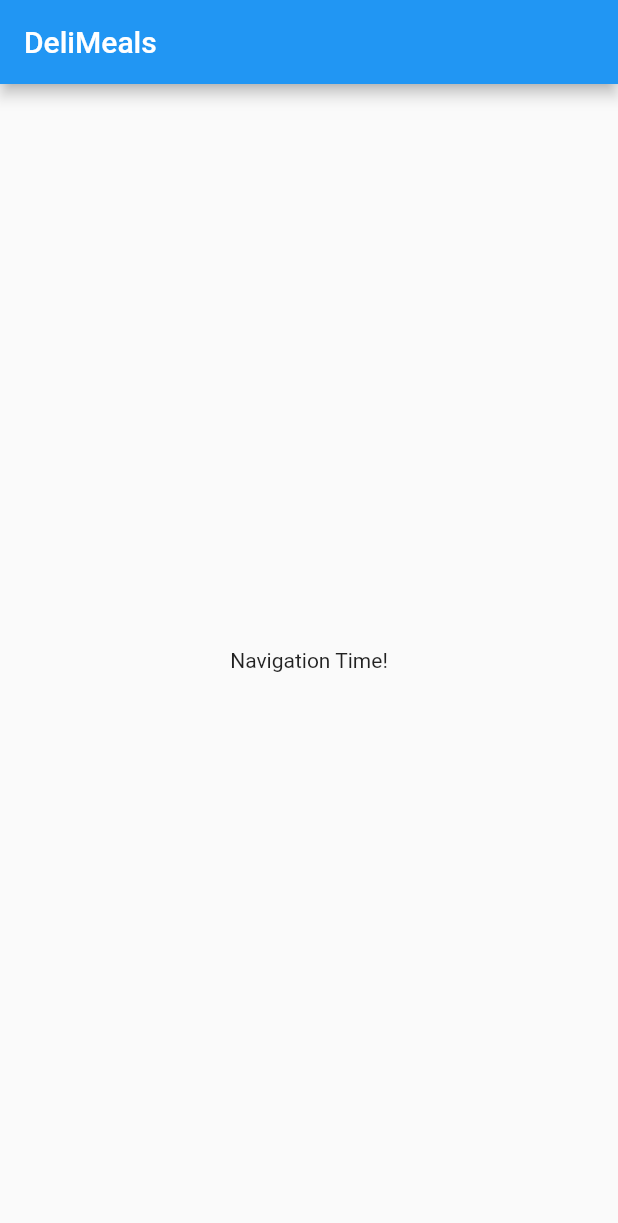
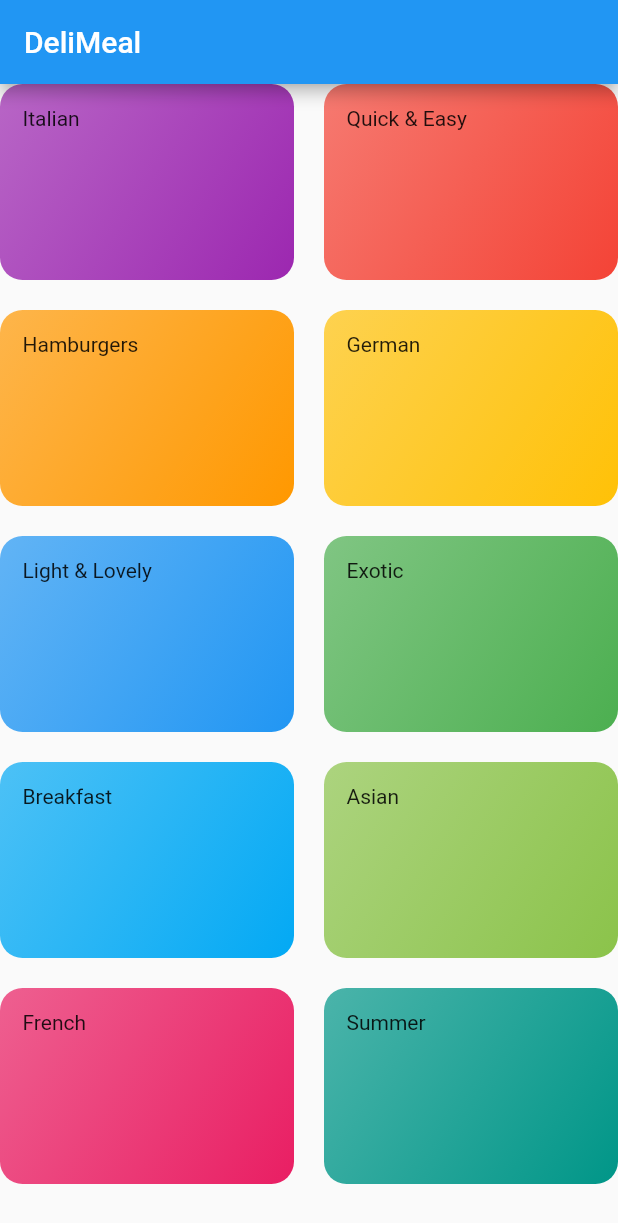
Before and after one commit to zyy55/-Flutter-Dart---The-Complete-Guide, a Flutter app: the screen it shows after launch, on a phone screen of 412 x 824 dp. Shown: the top 1223 px of the screen. Run offline on Flutter 3.47's test engine with Material 2 defaults, Android fonts, the phone set to English and light mode, and no system bars.

Commit message:
show categoriesScreen

```diff
--- /dev/null
+++ b/lib/categories_screen.dart
@@ -0,0 +1,28 @@
+import 'package:flutter/material.dart';
+import './category_item.dart';
+import './dummy_data.dart';
+
+class CategoriesScreen extends StatelessWidget {
+  @override
+  Widget build(BuildContext context) {
+    return Scaffold(
+      appBar: AppBar(
+        title: const Text('DeliMeal'),
+      ),
+      body: GridView(
+        children: DUMMY_CATEGORIES
+            .map((catData) => CategoryItem(
+                  catData.title,
+                  catData.color,
+                ))
+            .toList(),
+        gridDelegate: SliverGridDelegateWithMaxCrossAxisExtent(
+          maxCrossAxisExtent: 200,
+          childAspectRatio: 3 / 2,
+          crossAxisSpacing: 20,
+          mainAxisSpacing: 20,
+        ),
+      ),
+    );
+  }
+}
--- /dev/null
+++ b/lib/category_item.dart
@@ -0,0 +1,26 @@
+import 'package:flutter/material.dart';
+
+class CategoryItem extends StatelessWidget {
+  final String title;
+  final Color color;
+
+  CategoryItem(this.title, this.color);
+  @override
+  Widget build(BuildContext context) {
+    return Container(
+      padding: const EdgeInsets.all(15),
+      child: Text(title),
+      decoration: BoxDecoration(
+        gradient: LinearGradient(
+          colors: [
+            color.withOpacity(0.7),
+            color,
+          ],
+          begin: Alignment.topLeft,
+          end: Alignment.bottomRight,
+        ),
+        borderRadius: BorderRadius.circular(15),
+      ),
+    );
+  }
+}
--- /dev/null
+++ b/lib/dummy_data.dart
@@ -0,0 +1,56 @@
+import 'package:flutter/material.dart';
+
+import './models/category.dart';
+
+const DUMMY_CATEGORIES = const [
+  Category(
+    id: 'c1',
+    title: 'Italian',
+    color: Colors.purple,
+  ),
+  Category(
+    id: 'c2',
+    title: 'Quick & Easy',
+    color: Colors.red,
+  ),
+  Category(
+    id: 'c3',
+    title: 'Hamburgers',
+    color: Colors.orange,
+  ),
+  Category(
+    id: 'c4',
+    title: 'German',
+    color: Colors.amber,
+  ),
+  Category(
+    id: 'c5',
+    title: 'Light & Lovely',
+    color: Colors.blue,
+  ),
+  Category(
+    id: 'c6',
+    title: 'Exotic',
+    color: Colors.green,
+  ),
+  Category(
+    id: 'c7',
+    title: 'Breakfast',
+    color: Colors.lightBlue,
+  ),
+  Category(
+    id: 'c8',
+    title: 'Asian',
+    color: Colors.lightGreen,
+  ),
+  Category(
+    id: 'c9',
+    title: 'French',
+    color: Colors.pink,
+  ),
+  Category(
+    id: 'c10',
+    title: 'Summer',
+    color: Colors.teal,
+  ),
+];
--- a/lib/main.dart
+++ b/lib/main.dart
@@ -1,4 +1,5 @@
 import 'package:flutter/material.dart';
+import './categories_screen.dart';
 
 void main() => runApp(MyApp());
 
@@ -10,27 +11,7 @@
       theme: ThemeData(
         primarySwatch: Colors.blue,
       ),
-      home: MyHomePage(),
+      home: CategoriesScreen(),
     );
   }
 }
-
-class MyHomePage extends StatefulWidget {
-    @override
-  _MyHomePageState createState() => _MyHomePageState();
-}
-
-class _MyHomePageState extends State<MyHomePage> {
-
-  @override
-  Widget build(BuildContext context) {
-    return Scaffold(
-      appBar: AppBar(
-        title: Text('DeliMeals'),
-      ),
-      body: Center(
-        child: Text('Navigation Time!'),
-      ),
-    );
-  }
-}
--- /dev/null
+++ b/lib/models/category.dart
@@ -0,0 +1,13 @@
+import 'package:flutter/material.dart';
+
+class Category {
+  final String id;
+  final String title;
+  final Color color;
+
+  const Category({
+    @required this.id,
+    @required this.title,
+    this.color = Colors.orange,
+  });
+}
```
